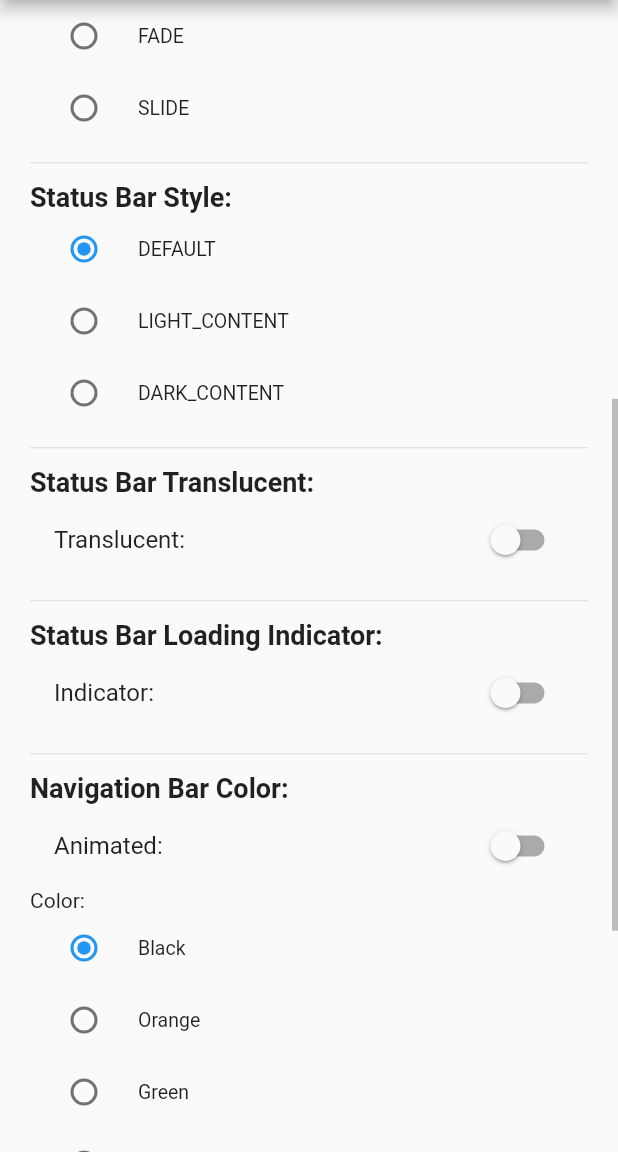
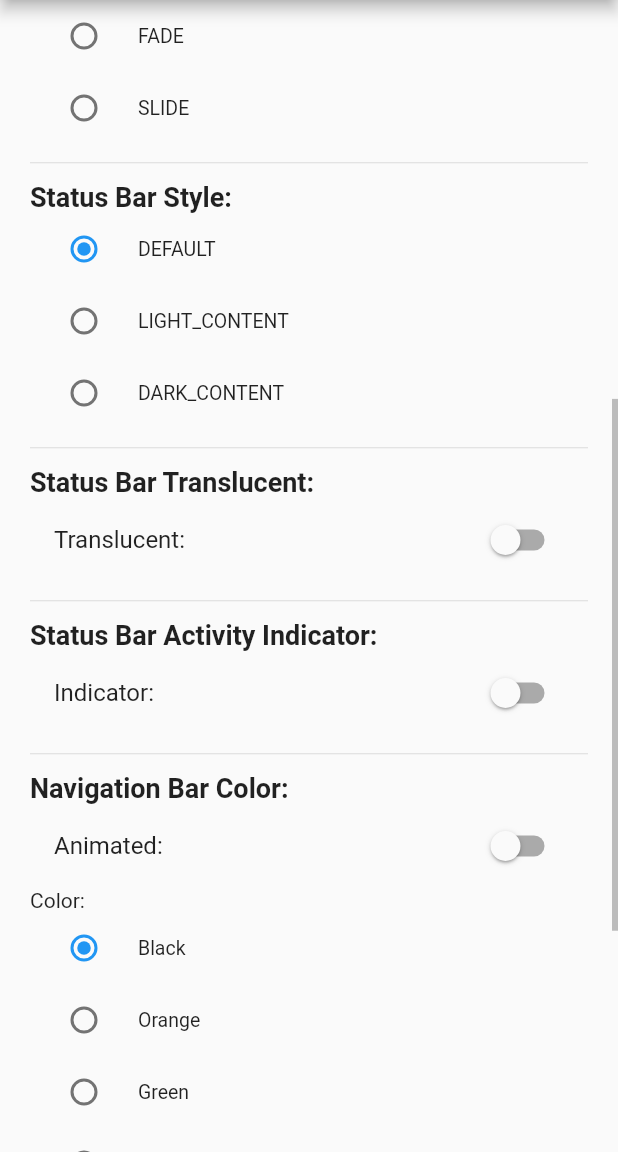
Before and after one commit to FooStudio/flutter_statusbar_manager, a Flutter app: the screen it shows after launch, scrolled down 576 dp, on a phone screen of 412 x 824 dp, the part 84-1236 px from its top. Run offline on Flutter 3.47's test engine with Material 2 defaults, Android fonts, the phone set to English and light mode, and no system bars.

Commit message:
feat: updated examples and pub version

```diff
--- a/example/lib/main.dart
+++ b/example/lib/main.dart
@@ -233,7 +233,7 @@ class _MyAppState extends State<MyApp> {
                   },
                 ),
                 Divider(height: 25.0),
-                renderTitle("Status Bar Loading Indicator:"),
+                renderTitle("Status Bar Activity Indicator:"),
                 SwitchListTile(
                   title: new Text("Indicator:"),
                   value: _loadingIndicator,
--- a/pubspec.yaml
+++ b/pubspec.yaml
@@ -1,6 +1,6 @@
 name: flutter_statusbar_manager
 description: Flutter Statusbar Manager, lets you control the status bar color, style (theme), visibility, and translucent properties across iOS and Android.
-version: 0.0.4
+version: 1.0.0
 author: Mendieta <mendieta@foostudio.mx>
 homepage: https://github.com/FooStudio/flutter_statusbar_manager
 
```
Also changed, not shown: 2 other files.
